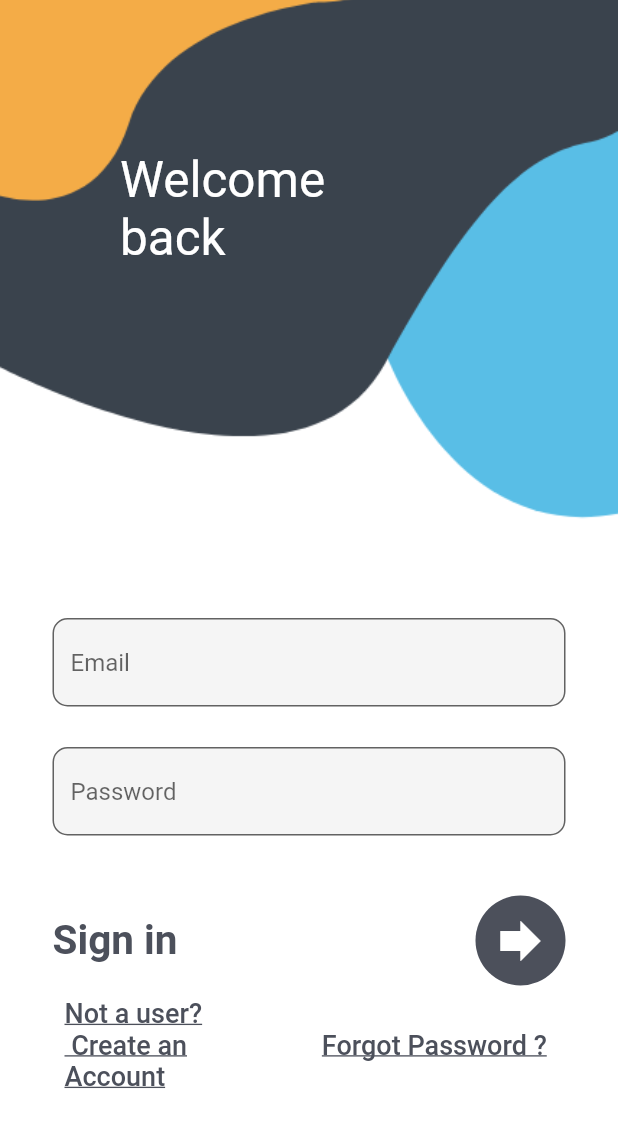
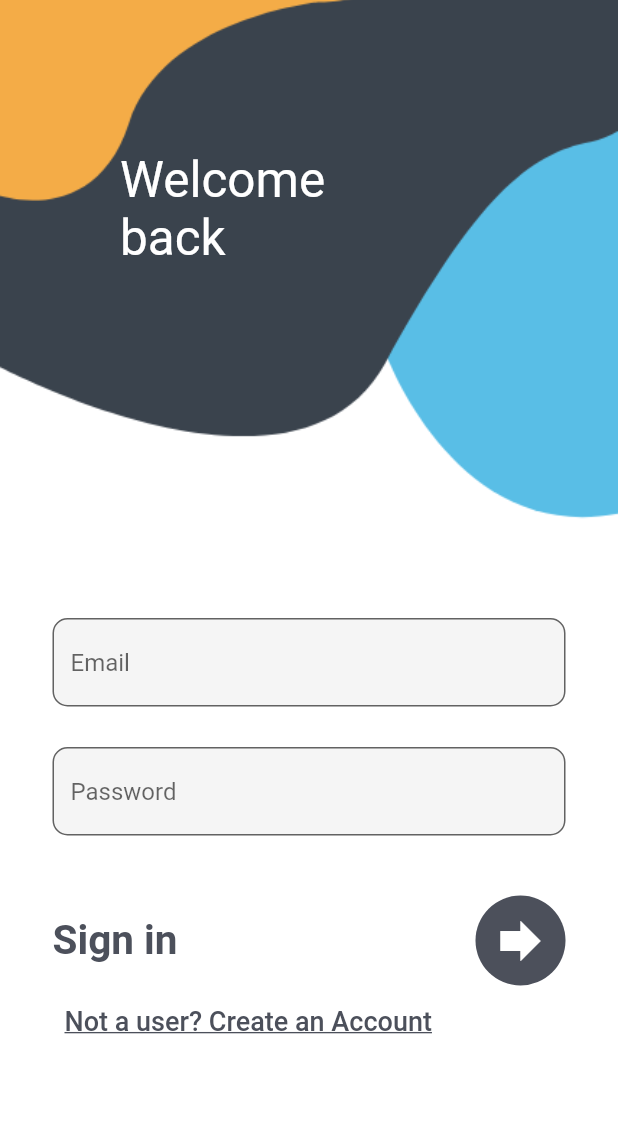
Before and after one commit to geetali7/PBL, a Flutter app: the screen it shows after launch, on a phone screen of 412 x 824 dp. Shown: the top 1127 px of the screen. Run offline on Flutter 3.47's test engine with Material 2 defaults, Android fonts, the phone set to English and light mode, and no system bars; our stand-ins replace firebase_auth, firebase_core, font_awesome_flutter, google_maps_flutter; accounts and stored records are empty.

Commit message:
change code

```diff
--- a/lib/login.dart
+++ b/lib/login.dart
@@ -123,20 +123,20 @@ class _MyLoginState extends State<MyLogin> {
                                 Navigator.pushNamed(context, 'register');
                               },
                               child: const Text(
-                                  'Not a user?\n Create an \nAccount',
+                                  'Not a user? Create an Account',
                                   style: TextStyle(
                                       decoration: TextDecoration.underline,
                                       fontSize: 18,
                                       color: Color(0xff4c505b)))),
-                          TextButton(
-                              onPressed: () {
-                                Navigator.pushNamed(context, 'forgot');
-                              },
-                              child: const Text('Forgot Password ? ',
-                                  style: TextStyle(
-                                      decoration: TextDecoration.underline,
-                                      fontSize: 18,
-                                      color: Color(0xff4c505b))))
+                          // TextButton(
+                          //     onPressed: () {
+                          //       Navigator.pushNamed(context, 'forgot');
+                          //     },
+                          //     child: const Text('Forgot Password ? ',
+                          //         style: TextStyle(
+                          //             decoration: TextDecoration.underline,
+                          //             fontSize: 18,
+                          //             color: Color(0xff4c505b))))
                         ],
                       )
                     ],
```
Also changed, not shown: lib/fnbdjs.dart (deleted).
